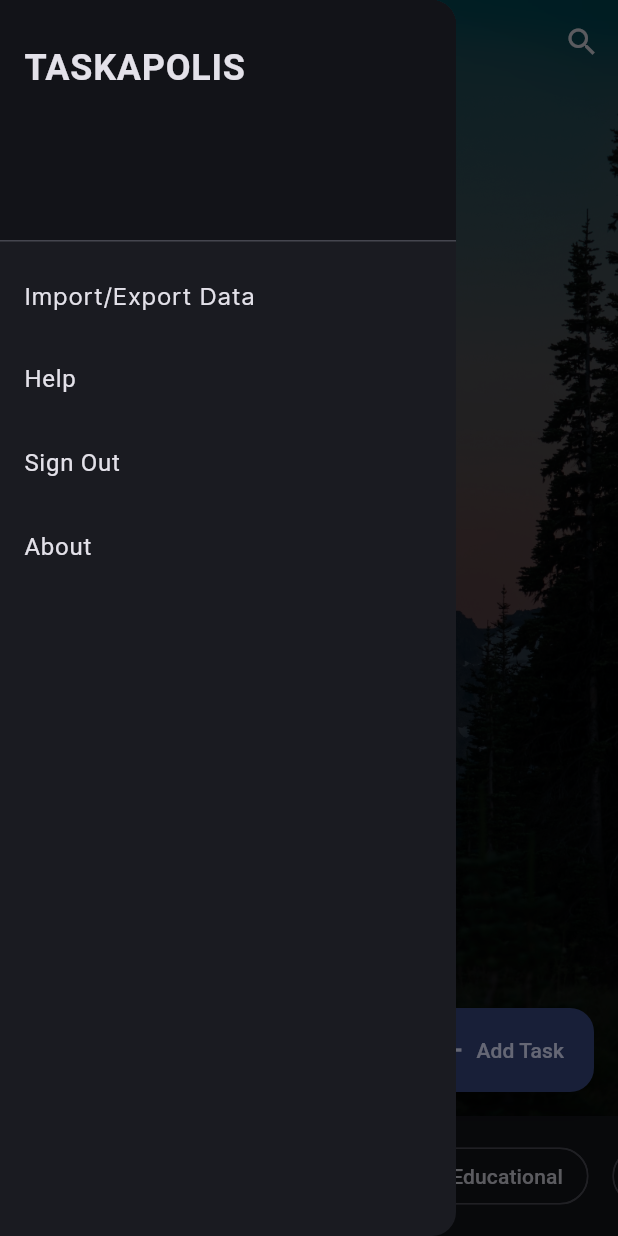
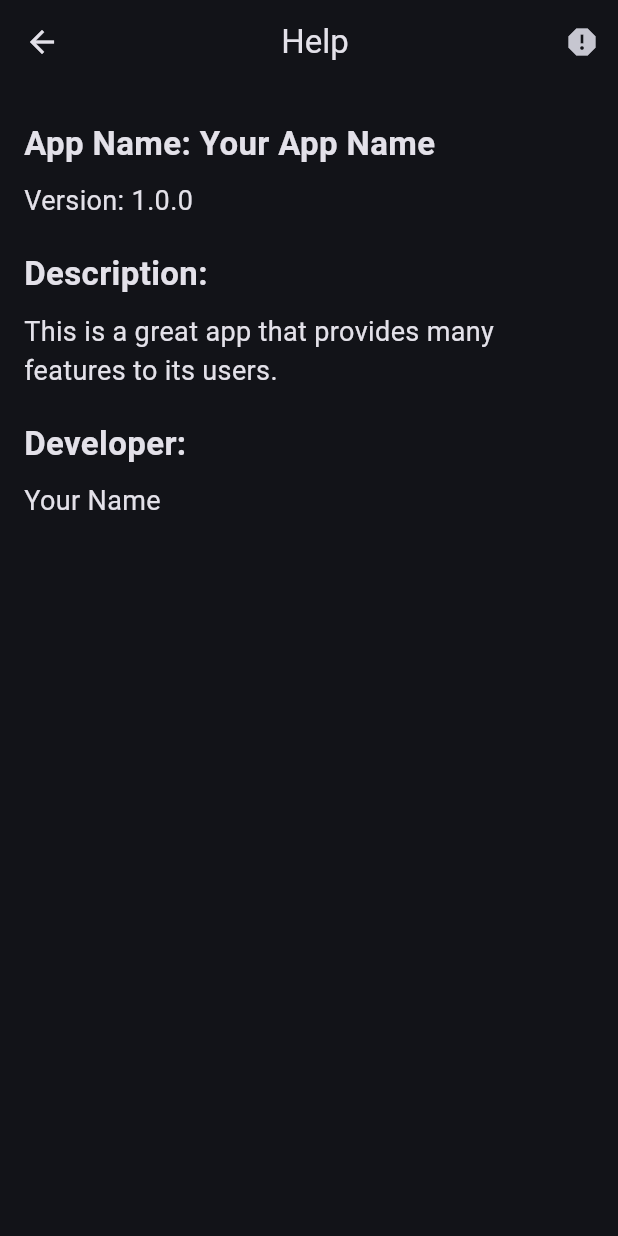
Before and after one commit to indezah/taskapolis, a Flutter app: the screen it shows once a user with an empty profile is signed in, in the side drawer, after a tap on "About", on a phone screen of 412 x 824 dp. Run offline on Flutter 3.47's test engine with Material 2 defaults, Android fonts, the phone set to English and light mode, and no system bars; our stand-ins replace cloud_firestore, csv, datetime_picker_formfield, file_picker, firebase_auth, firebase_core and 3 more; accounts and stored records are empty; Roboto replaces fonts that are missing (Space Grotesk, SpaceGrotesk).

Commit message:
template for about done

```diff
--- /dev/null
+++ b/lib/pages/about.dart
@@ -0,0 +1,81 @@
+import 'dart:ui';
+import 'package:flutter/material.dart';
+import 'package:gap/gap.dart';
+
+
+import 'package:flutter/material.dart';
+
+class AboutAppPage extends StatelessWidget {
+  @override
+  Widget build(BuildContext context) {
+    return Scaffold(
+      extendBodyBehindAppBar: true,
+      appBar: PreferredSize(
+        preferredSize: Size(MediaQuery.of(context).size.width, 64),
+        child: Container(
+          child: ClipRRect(
+              child: BackdropFilter(
+            filter: ImageFilter.blur(sigmaX: 10, sigmaY: 10),
+            child: AppBar(
+              // transparent
+              backgroundColor: Colors.transparent,
+              title: Center(
+                child: Text('Help',
+                    style: TextStyle(
+                      color: Theme.of(context).colorScheme.onBackground,
+                    )),
+              ),
+              actions: <Widget>[
+                IconButton(
+                  icon: const Icon(Icons.report),
+                  onPressed: () {
+                    // Implement search functionality here
+                  },
+                ),
+              ],
+            ),
+          )),
+        ),
+      ),
+      body: SafeArea(
+        child: Padding(
+          padding: EdgeInsets.all(16.0),
+          child: Column(
+            crossAxisAlignment: CrossAxisAlignment.start,
+            children: <Widget>[
+              Text(
+                'App Name: Your App Name',
+                style: TextStyle(fontSize: 22, fontWeight: FontWeight.bold),
+              ),
+              SizedBox(height: 10),
+              Text(
+                'Version: 1.0.0',
+                style: TextStyle(fontSize: 18),
+              ),
+              SizedBox(height: 20),
+              Text(
+                'Description:',
+                style: TextStyle(fontSize: 22, fontWeight: FontWeight.bold),
+              ),
+              SizedBox(height: 10),
+              Text(
+                'This is a great app that provides many features to its users.',
+                style: TextStyle(fontSize: 18),
+              ),
+              SizedBox(height: 20),
+              Text(
+                'Developer:',
+                style: TextStyle(fontSize: 22, fontWeight: FontWeight.bold),
+              ),
+              SizedBox(height: 10),
+              Text(
+                'Your Name',
+                style: TextStyle(fontSize: 18),
+              ),
+            ],
+          ),
+        ),
+      ),
+    );
+  }
+}
--- a/lib/pages/home.dart
+++ b/lib/pages/home.dart
@@ -8,6 +8,7 @@ import 'package:firebase_auth/firebase_auth.dart';
 import 'package:flutter/material.dart';
 
 import 'package:taskapolis/pages/Settings.dart';
+import 'package:taskapolis/pages/about.dart';
 import 'package:taskapolis/pages/addTask.dart';
 import 'package:taskapolis/pages/auth.dart';
 
@@ -159,10 +160,9 @@ class _HomePageState extends State<HomePage> with TickerProviderStateMixin {
             ListTile(
               title: const Text('About'),
               onTap: () {
-                // Update the state of the app
-                // ...
-                // Then close the drawer
-                // Navigator.pop(context);
+                Navigator.push(context,
+                MaterialPageRoute(builder: (context) => AboutAppPage()),
+                );
               },
             ),
           ],
```
Also changed, not shown: 1 other file.
